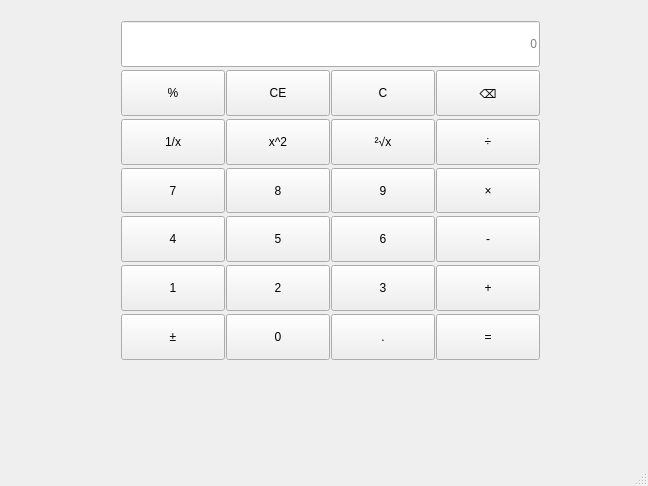
Above: mainwindow.ui from eriLzzx/eri-Qt-learning before the change. Below: the same form after it.
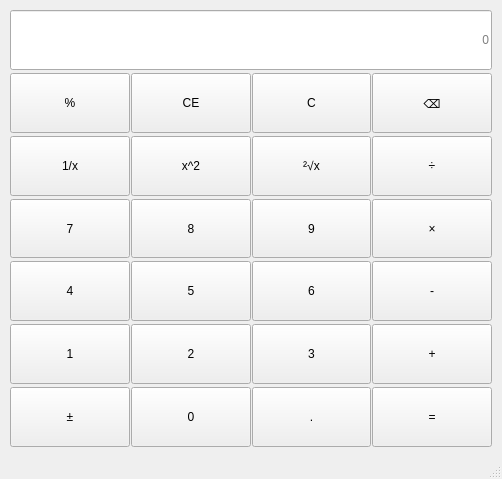
That is the form after the change.

Commit message: 配置操作符

Patch:
```diff
--- a/mainwindow.ui
+++ b/mainwindow.ui
@@ -6,8 +6,8 @@
    <rect>
     <x>0</x>
     <y>0</y>
-    <width>648</width>
-    <height>486</height>
+    <width>502</width>
+    <height>479</height>
    </rect>
   </property>
   <property name="windowTitle">
@@ -17,15 +17,8 @@
    <enum>Qt::LayoutDirection::LeftToRight</enum>
   </property>
   <widget class="QWidget" name="centralwidget">
-   <widget class="QWidget" name="gridLayoutWidget">
-    <property name="geometry">
-     <rect>
-      <x>120</x>
-      <y>20</y>
-      <width>421</width>
-      <height>341</height>
-     </rect>
-    </property>
+   <layout class="QGridLayout" name="gridLayout_2">
+    <item row="0" column="0">
     <layout class="QGridLayout" name="gridLayout">
      <property name="leftMargin">
       <number>1</number>
@@ -48,7 +41,7 @@
      <item row="5" column="1">
       <widget class="QPushButton" name="btnNum5">
        <property name="sizePolicy">
-        <sizepolicy hsizetype="Expanding" vsizetype="Minimum">
+         <sizepolicy hsizetype="Preferred" vsizetype="Preferred">
          <horstretch>0</horstretch>
          <verstretch>0</verstretch>
         </sizepolicy>
@@ -61,7 +54,7 @@
      <item row="5" column="2">
       <widget class="QPushButton" name="btnNum6">
        <property name="sizePolicy">
-        <sizepolicy hsizetype="Expanding" vsizetype="Minimum">
+         <sizepolicy hsizetype="Preferred" vsizetype="Preferred">
          <horstretch>0</horstretch>
          <verstretch>0</verstretch>
         </sizepolicy>
@@ -74,7 +67,7 @@
      <item row="2" column="0">
       <widget class="QPushButton" name="btnPercentage">
        <property name="sizePolicy">
-        <sizepolicy hsizetype="Expanding" vsizetype="Minimum">
+         <sizepolicy hsizetype="Preferred" vsizetype="Preferred">
          <horstretch>0</horstretch>
          <verstretch>0</verstretch>
         </sizepolicy>
@@ -87,7 +80,7 @@
      <item row="3" column="3">
       <widget class="QPushButton" name="btnDivide">
        <property name="sizePolicy">
-        <sizepolicy hsizetype="Expanding" vsizetype="Minimum">
+         <sizepolicy hsizetype="Preferred" vsizetype="Preferred">
          <horstretch>0</horstretch>
          <verstretch>0</verstretch>
         </sizepolicy>
@@ -100,7 +93,7 @@
      <item row="2" column="1">
       <widget class="QPushButton" name="btnClearAll">
        <property name="sizePolicy">
-        <sizepolicy hsizetype="Expanding" vsizetype="Minimum">
+         <sizepolicy hsizetype="Preferred" vsizetype="Preferred">
          <horstretch>0</horstretch>
          <verstretch>0</verstretch>
         </sizepolicy>
@@ -113,7 +106,7 @@
      <item row="4" column="3">
       <widget class="QPushButton" name="btnMulti">
        <property name="sizePolicy">
-        <sizepolicy hsizetype="Expanding" vsizetype="Minimum">
+         <sizepolicy hsizetype="Preferred" vsizetype="Preferred">
          <horstretch>0</horstretch>
          <verstretch>0</verstretch>
         </sizepolicy>
@@ -126,7 +119,7 @@
      <item row="4" column="0">
       <widget class="QPushButton" name="btnNum7">
        <property name="sizePolicy">
-        <sizepolicy hsizetype="Expanding" vsizetype="Minimum">
+         <sizepolicy hsizetype="Preferred" vsizetype="Preferred">
          <horstretch>0</horstretch>
          <verstretch>0</verstretch>
         </sizepolicy>
@@ -139,7 +132,7 @@
      <item row="4" column="1">
       <widget class="QPushButton" name="btnNum8">
        <property name="sizePolicy">
-        <sizepolicy hsizetype="Expanding" vsizetype="Minimum">
+         <sizepolicy hsizetype="Preferred" vsizetype="Preferred">
          <horstretch>0</horstretch>
          <verstretch>0</verstretch>
         </sizepolicy>
@@ -152,7 +145,7 @@
      <item row="7" column="3">
       <widget class="QPushButton" name="btnEqual">
        <property name="sizePolicy">
-        <sizepolicy hsizetype="Expanding" vsizetype="Minimum">
+         <sizepolicy hsizetype="Preferred" vsizetype="Preferred">
          <horstretch>0</horstretch>
          <verstretch>0</verstretch>
         </sizepolicy>
@@ -165,7 +158,7 @@
      <item row="5" column="0">
       <widget class="QPushButton" name="btnNum4">
        <property name="sizePolicy">
-        <sizepolicy hsizetype="Expanding" vsizetype="Minimum">
+         <sizepolicy hsizetype="Preferred" vsizetype="Preferred">
          <horstretch>0</horstretch>
          <verstretch>0</verstretch>
         </sizepolicy>
@@ -178,7 +171,7 @@
      <item row="5" column="3">
       <widget class="QPushButton" name="btnMinus">
        <property name="sizePolicy">
-        <sizepolicy hsizetype="Expanding" vsizetype="Minimum">
+         <sizepolicy hsizetype="Preferred" vsizetype="Preferred">
          <horstretch>0</horstretch>
          <verstretch>0</verstretch>
         </sizepolicy>
@@ -191,7 +184,7 @@
      <item row="4" column="2">
       <widget class="QPushButton" name="btnNum9">
        <property name="sizePolicy">
-        <sizepolicy hsizetype="Expanding" vsizetype="Minimum">
+         <sizepolicy hsizetype="Preferred" vsizetype="Preferred">
          <horstretch>0</horstretch>
          <verstretch>0</verstretch>
         </sizepolicy>
@@ -204,7 +197,7 @@
      <item row="7" column="0">
       <widget class="QPushButton" name="btnSign">
        <property name="sizePolicy">
-        <sizepolicy hsizetype="Expanding" vsizetype="Minimum">
+         <sizepolicy hsizetype="Preferred" vsizetype="Preferred">
          <horstretch>0</horstretch>
          <verstretch>0</verstretch>
         </sizepolicy>
@@ -217,7 +210,7 @@
      <item row="7" column="1">
       <widget class="QPushButton" name="btnNum0">
        <property name="sizePolicy">
-        <sizepolicy hsizetype="Expanding" vsizetype="Minimum">
+         <sizepolicy hsizetype="Preferred" vsizetype="Preferred">
          <horstretch>0</horstretch>
          <verstretch>0</verstretch>
         </sizepolicy>
@@ -230,7 +223,7 @@
      <item row="6" column="3">
       <widget class="QPushButton" name="btnPlus">
        <property name="sizePolicy">
-        <sizepolicy hsizetype="Expanding" vsizetype="Minimum">
+         <sizepolicy hsizetype="Preferred" vsizetype="Preferred">
          <horstretch>0</horstretch>
          <verstretch>0</verstretch>
         </sizepolicy>
@@ -243,7 +236,7 @@
      <item row="6" column="1">
       <widget class="QPushButton" name="btnNum2">
        <property name="sizePolicy">
-        <sizepolicy hsizetype="Expanding" vsizetype="Minimum">
+         <sizepolicy hsizetype="Preferred" vsizetype="Preferred">
          <horstretch>0</horstretch>
          <verstretch>0</verstretch>
         </sizepolicy>
@@ -256,7 +249,7 @@
      <item row="3" column="0">
       <widget class="QPushButton" name="btnInverse">
        <property name="sizePolicy">
-        <sizepolicy hsizetype="Expanding" vsizetype="Minimum">
+         <sizepolicy hsizetype="Preferred" vsizetype="Preferred">
          <horstretch>0</horstretch>
          <verstretch>0</verstretch>
         </sizepolicy>
@@ -269,7 +262,7 @@
      <item row="6" column="2">
       <widget class="QPushButton" name="btnNum3">
        <property name="sizePolicy">
-        <sizepolicy hsizetype="Expanding" vsizetype="Minimum">
+         <sizepolicy hsizetype="Preferred" vsizetype="Preferred">
          <horstretch>0</horstretch>
          <verstretch>0</verstretch>
         </sizepolicy>
@@ -282,7 +275,7 @@
      <item row="2" column="3">
       <widget class="QPushButton" name="btnDel">
        <property name="sizePolicy">
-        <sizepolicy hsizetype="Expanding" vsizetype="Minimum">
+         <sizepolicy hsizetype="Preferred" vsizetype="Preferred">
          <horstretch>0</horstretch>
          <verstretch>0</verstretch>
         </sizepolicy>
@@ -295,7 +288,7 @@
      <item row="6" column="0">
       <widget class="QPushButton" name="btnNum1">
        <property name="sizePolicy">
-        <sizepolicy hsizetype="Expanding" vsizetype="Minimum">
+         <sizepolicy hsizetype="Preferred" vsizetype="Preferred">
          <horstretch>0</horstretch>
          <verstretch>0</verstretch>
         </sizepolicy>
@@ -308,7 +301,7 @@
      <item row="3" column="1">
       <widget class="QPushButton" name="btnSquare">
        <property name="sizePolicy">
-        <sizepolicy hsizetype="Expanding" vsizetype="Minimum">
+         <sizepolicy hsizetype="Preferred" vsizetype="Preferred">
          <horstretch>0</horstretch>
          <verstretch>0</verstretch>
         </sizepolicy>
@@ -321,7 +314,7 @@
      <item row="3" column="2">
       <widget class="QPushButton" name="btnSqrt">
        <property name="sizePolicy">
-        <sizepolicy hsizetype="Expanding" vsizetype="Minimum">
+         <sizepolicy hsizetype="Preferred" vsizetype="Preferred">
          <horstretch>0</horstretch>
          <verstretch>0</verstretch>
         </sizepolicy>
@@ -334,7 +327,7 @@
      <item row="2" column="2">
       <widget class="QPushButton" name="btnClear">
        <property name="sizePolicy">
-        <sizepolicy hsizetype="Expanding" vsizetype="Minimum">
+         <sizepolicy hsizetype="Preferred" vsizetype="Preferred">
          <horstretch>0</horstretch>
          <verstretch>0</verstretch>
         </sizepolicy>
@@ -347,7 +340,7 @@
      <item row="7" column="2">
       <widget class="QPushButton" name="btnPeriod">
        <property name="sizePolicy">
-        <sizepolicy hsizetype="Expanding" vsizetype="Minimum">
+         <sizepolicy hsizetype="Preferred" vsizetype="Preferred">
          <horstretch>0</horstretch>
          <verstretch>0</verstretch>
         </sizepolicy>
@@ -360,7 +353,7 @@
      <item row="1" column="0" colspan="4">
       <widget class="QLineEdit" name="display">
        <property name="sizePolicy">
-        <sizepolicy hsizetype="Expanding" vsizetype="Minimum">
+         <sizepolicy hsizetype="Preferred" vsizetype="Preferred">
          <horstretch>0</horstretch>
          <verstretch>0</verstretch>
         </sizepolicy>
@@ -380,7 +373,8 @@
       </widget>
      </item>
     </layout>
-   </widget>
+    </item>
+   </layout>
   </widget>
   <widget class="QMenuBar" name="menubar">
    <property name="geometry">
```
Left out of the diff: 2 changed lines with no effect on the pictures. Lines whose indentation alone changed are shown as unchanged. The commit also changes 2 other files.
